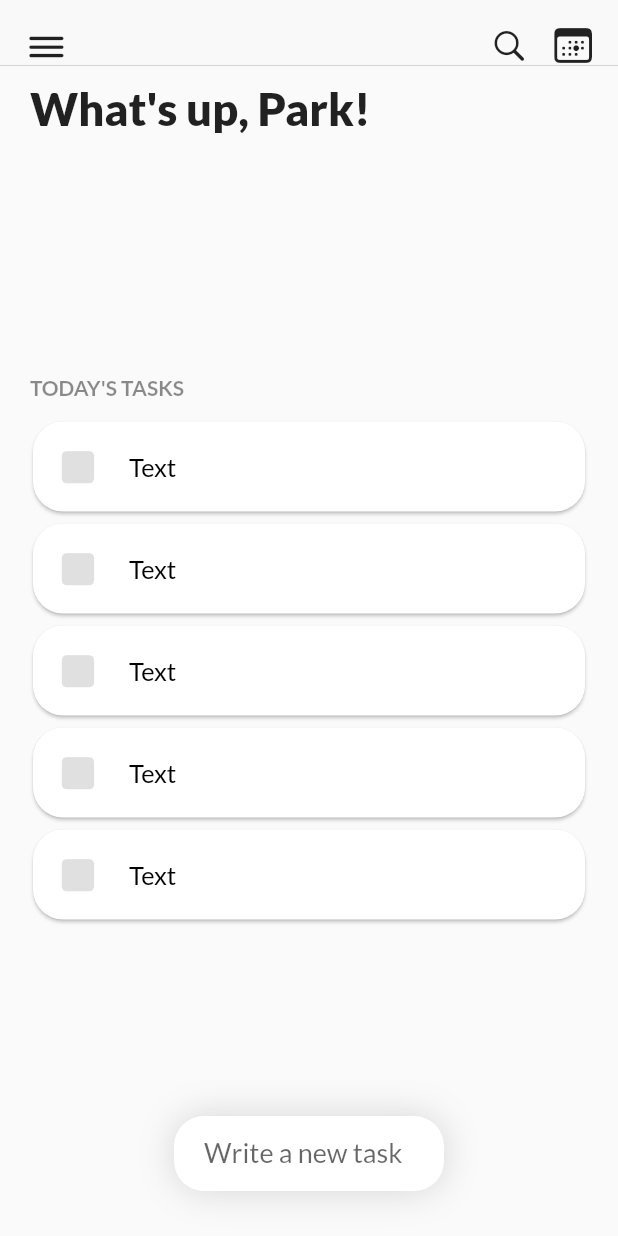
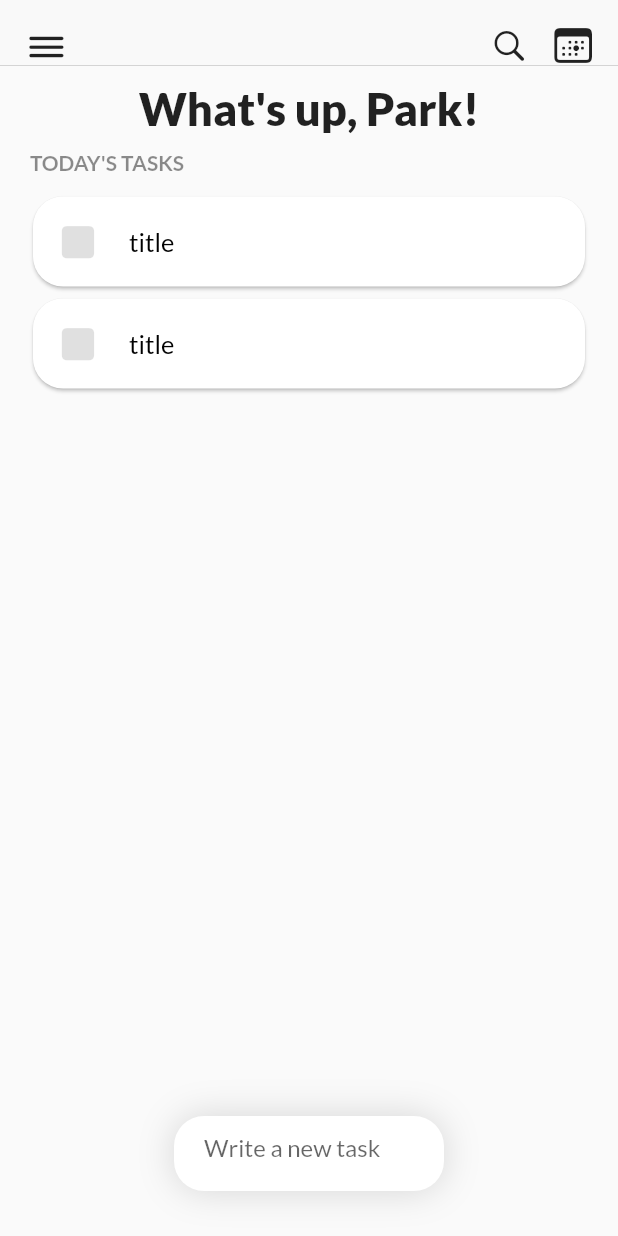
Before and after one commit to ParkSoravee/Todo_App, a Flutter app: the screen it shows after launch, on a phone screen of 412 x 824 dp. Run offline on Flutter 3.47's test engine with Material 2 defaults, Android fonts, the phone set to English and light mode, and no system bars.

Commit message:
can add new Task

```diff
--- a/lib/main.dart
+++ b/lib/main.dart
@@ -1,4 +1,6 @@
 import 'package:flutter/material.dart';
+import 'package:provider/provider.dart';
+import 'package:todo_app/providers/tasks.dart';
 
 import 'screens/todo_screen.dart';
 
@@ -9,7 +11,9 @@ void main() {
 class MyApp extends StatelessWidget {
   @override
   Widget build(BuildContext context) {
-    return MaterialApp(
+    return ChangeNotifierProvider(
+      create: (ctx) => Tasks(),
+      child: MaterialApp(
         debugShowCheckedModeBanner: false,
         title: 'Todo App',
         theme: ThemeData(
@@ -17,6 +21,7 @@ class MyApp extends StatelessWidget {
           fontFamily: 'Lato',
         ),
         home: TodoScreen(),
+      ),
     );
   }
 }
--- a/lib/providers/tasks.dart
+++ b/lib/providers/tasks.dart
@@ -8,13 +8,17 @@ class Task {
 }
 
 class Tasks with ChangeNotifier {
-  List<Task> tasks = [];
+  List<Task> _tasks = [
+    Task('a', 'title'),
+    Task('b', 'title'),
+  ];
 
-  List<Task> get todo {
-    return [...tasks];
+  List<Task> get tasks {
+    return [..._tasks];
   }
 
-  void addTodo(Task task) {
-    tasks.add(task);
+  void addTask(Task task) {
+    _tasks.add(task);
+    notifyListeners();
   }
 }
--- a/lib/screens/todo_screen.dart
+++ b/lib/screens/todo_screen.dart
@@ -32,11 +32,11 @@ class TodoScreen extends StatelessWidget {
         ),
       ),
       body: Column(
-        mainAxisSize: MainAxisSize.max,
+        mainAxisSize: MainAxisSize.min,
         children: [
           Container(
             padding: EdgeInsets.symmetric(vertical: 10, horizontal: 20),
-            width: double.infinity,
+            // width: double.infinity,
             child: Text(
               'What\'s up, Park!',
               style: TextStyle(
@@ -46,9 +46,9 @@ class TodoScreen extends StatelessWidget {
               textAlign: TextAlign.start,
             ),
           ),
-          SizedBox(
-            height: 150,
-          ),
+          // SizedBox(
+          //   height: 150,
+          // ),
           Container(
             padding: EdgeInsets.symmetric(horizontal: 20),
             width: double.infinity,
--- a/lib/widgets/add_new_task.dart
+++ b/lib/widgets/add_new_task.dart
@@ -1,4 +1,6 @@
 import 'package:flutter/material.dart';
+import 'package:provider/provider.dart';
+import 'package:todo_app/providers/tasks.dart';
 
 class AddNewTask extends StatefulWidget {
   @override
@@ -10,6 +12,17 @@ class _AddNewTaskState extends State<AddNewTask> {
   final _focusNode = FocusNode();
   bool isExpanded = false;
   bool isFocus = false;
+
+  void _addTask() {
+    if (_controller.text.isEmpty) {
+      _focusNode.unfocus();
+      return;
+    }
+    Provider.of<Tasks>(context, listen: false)
+        .addTask(Task(DateTime.now().toString(), _controller.text));
+    _focusNode.unfocus();
+    _controller.clear();
+  }
 
   @override
   void initState() {
@@ -46,22 +59,30 @@ class _AddNewTaskState extends State<AddNewTask> {
       ),
       height: 50,
       width: isFocus ? screenW : 180,
-      padding: EdgeInsets.symmetric(
-        horizontal: 20,
-        vertical: 5,
+      padding: EdgeInsets.only(
+        left: 20,
+        right: 20,
+        bottom: 5,
+        top: 0,
       ),
-      margin: EdgeInsets.only(top: 20, left: 20, right: 20, bottom: 30),
+      margin: EdgeInsets.only(
+        top: 20,
+        left: 20,
+        right: 20,
+        bottom: 30,
+      ),
       child: TextField(
-        style: TextStyle(fontSize: 19),
+        // style: TextStyle(fontSize: 19),
         // textAlignVertical: TextAlignVertical.top,
         focusNode: _focusNode,
         controller: _controller,
         decoration: InputDecoration(
-          labelStyle: TextStyle(fontSize: 18),
+          // labelStyle: TextStyle(fontSize: 18),
           border: InputBorder.none,
           labelText: 'Write a new task',
           floatingLabelBehavior: FloatingLabelBehavior.never,
         ),
+        onEditingComplete: _addTask,
       ),
     );
   }
--- a/lib/widgets/task_list.dart
+++ b/lib/widgets/task_list.dart
@@ -1,6 +1,8 @@
 import 'package:flutter/material.dart';
+import 'package:provider/provider.dart';
 
 import 'todo_card.dart';
+import '../providers/tasks.dart';
 
 class TaskList extends StatefulWidget {
   @override
@@ -10,13 +12,17 @@ class TaskList extends StatefulWidget {
 class _TaskListState extends State<TaskList> {
   @override
   Widget build(BuildContext context) {
+    final tasks = Provider.of<Tasks>(context).tasks;
     return Expanded(
       child: Container(
         // padding: EdgeInsets.symmetric(horizontal: 18),
         margin: EdgeInsets.only(top: 10.0),
         child: ListView.builder(
-          itemCount: 5,
-          itemBuilder: (ctx, index) => TodoCard(),
+          itemCount: tasks.length,
+          itemBuilder: (ctx, index) => TodoCard(
+            tasks[index].id,
+            tasks[index].title,
+          ),
         ),
       ),
     );
--- a/lib/widgets/todo_card.dart
+++ b/lib/widgets/todo_card.dart
@@ -1,7 +1,13 @@
 import 'package:flutter/cupertino.dart';
 import 'package:flutter/material.dart';
+import 'package:provider/provider.dart';
 
 class TodoCard extends StatefulWidget {
+  final String id;
+  final String title;
+
+  TodoCard(this.id, this.title);
+
   @override
   _TodoCardState createState() => _TodoCardState();
 }
@@ -37,7 +43,7 @@ class _TodoCardState extends State<TodoCard> {
               ),
               SizedBox(width: 20),
               Text(
-                'Text',
+                widget.title,
                 style: TextStyle(
                   fontSize: 17,
                   decoration: isFinish ? TextDecoration.lineThrough : null,
--- a/pubspec.yaml
+++ b/pubspec.yaml
@@ -23,6 +23,7 @@ environment:
 dependencies:
   flutter:
     sdk: flutter
+  provider: ^5.0.0
 
 
   # The following adds the Cupertino Icons font to your application.
```
Also changed, not shown: pubspec.lock. Lines whose indentation alone changed are shown as unchanged.
